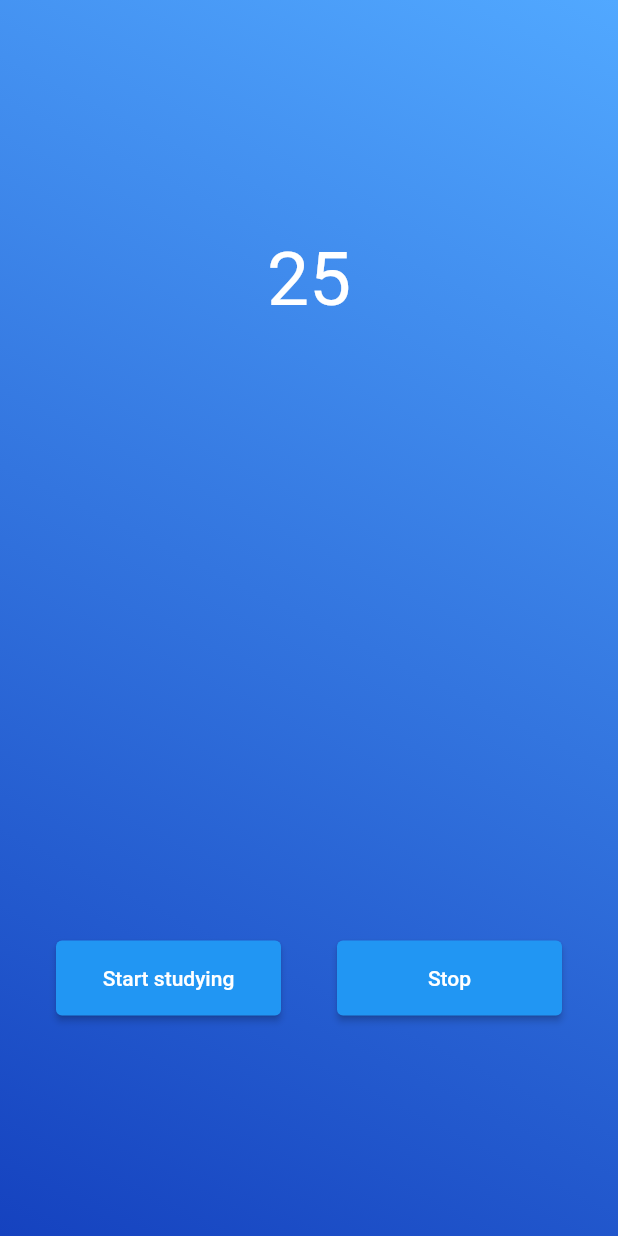
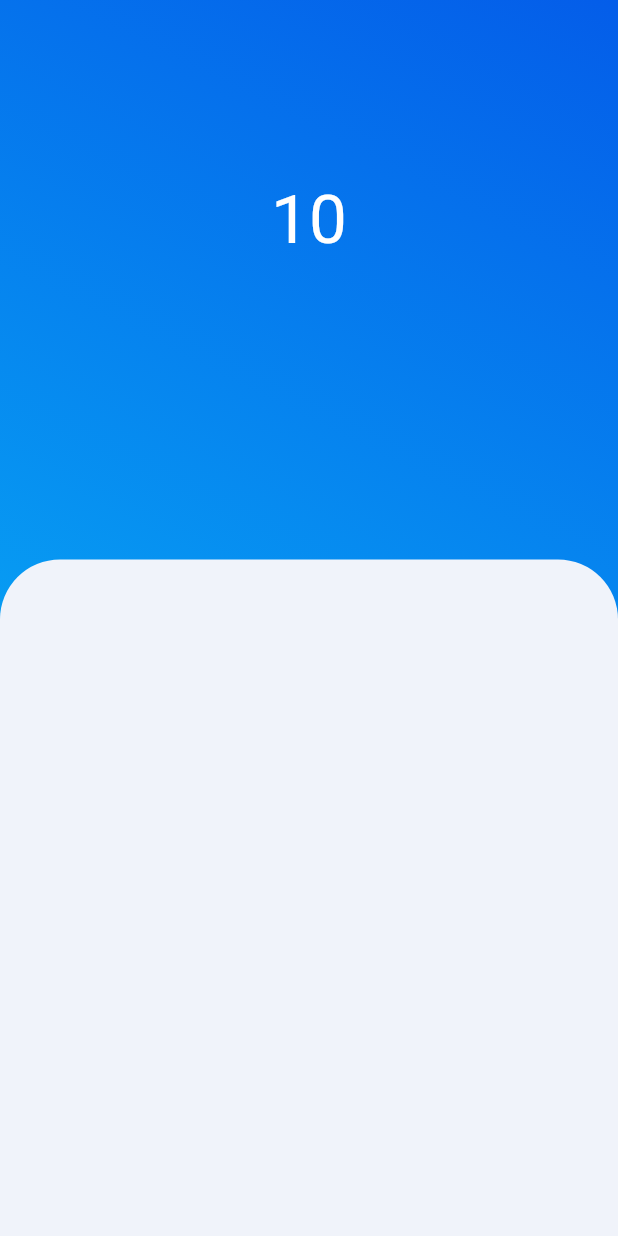
Before and after one commit to OkagawaTheo/Pomodoro, a Flutter app: the screen it shows after launch, on a phone screen of 412 x 824 dp. Run offline on Flutter 3.47's test engine with Material 2 defaults, Android fonts, the phone set to English and light mode, and no system bars.

Commit message:
arrumei o layout e adicionei uma layer extra

```diff
--- a/lib/pages/home_page.dart
+++ b/lib/pages/home_page.dart
@@ -1,49 +1,75 @@
 import 'package:flutter/material.dart';
-import 'package:pomodoro_app/functions/start_button.dart';
+import 'dart:async';
 
 class MyHomePage extends StatefulWidget {
   const MyHomePage({super.key});
   @override
   State<MyHomePage> createState() => _MyHomePageState();
+
 }
 
 class _MyHomePageState extends State<MyHomePage> {
-  final int _minutes = 25;
+  int _minutes = 10;
+
+  void start() {
+    Timer.periodic(const Duration(seconds: 1), (timer) {
+      if (_minutes > 0) {
+        setState(() {
+          _minutes--;
+        });
+      }
+    });
+  }
+
+
 
   @override
   Widget build(BuildContext context) {
+    final double screenWidth = MediaQuery.of(context).size.width;
+    final double screenHeight = MediaQuery.of(context).size.height;
+
     return Container(
         decoration: const BoxDecoration(
             gradient: LinearGradient(
                 begin: Alignment.bottomLeft,
                 end: Alignment.topRight,
-                colors: [Color(0xff1542bf), Color(0xff51a8ff)])),
+                colors: [Color(0xff09C6F9), Color(0xff045DE9
+)])),
+
         child: Scaffold(
           backgroundColor: Colors.transparent,
           body: Column(
-            mainAxisAlignment: MainAxisAlignment.center,
             crossAxisAlignment: CrossAxisAlignment.stretch,
             children: [
-              Row(
-                mainAxisAlignment: MainAxisAlignment.center,
-                children: [
-                  const SizedBox(
-                    height: 80,
+              Container(
+                padding: const EdgeInsets.only(top: 120),
+                child: Row(
+                  // crossAxisAlignment: CrossAxisAlignment.stretch,
+                  mainAxisAlignment: MainAxisAlignment.center,
+                  children: [
+                    Text('$_minutes',
+                        style:
+                            const TextStyle(color: Colors.white, fontSize: 45),
+                        textAlign: TextAlign.center),
+                  ],
+                ),
+              ),
+
+              SizedBox(
+                height: 200,
+                child: Container(
+                ),
+              ), // sizedbox do meio
+
+              Expanded(
+                child:
+                  Container(
+                    decoration: const BoxDecoration(borderRadius: BorderRadius.only(topLeft: Radius.circular(40), topRight: Radius.circular(40)),
+
+                    color: Color.fromARGB(255, 240, 243, 250))
                   ),
-                  Text(
-                    '$_minutes',
-                    style: const TextStyle(fontSize: 50, color: Colors.white),
-                  ),
-                ],
-              ),
-              const SizedBox(
-                // sizedbox do meio
-                height: 400,
-              ),
-              Row(
-                mainAxisAlignment: MainAxisAlignment.spaceEvenly,
-                children: [startButton, stopButton],
-              )
+                )
+
             ],
           ),
         ));
```
